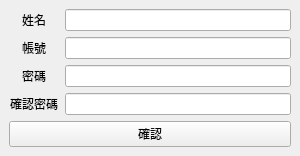
Old version of the form UI_template/create_account.ui in the repository HsuChih-Hsiang/NeuralNetworkUI-PyQt.
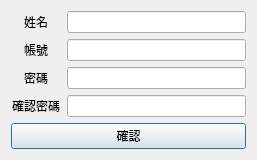
New version of the form.

Commit message: Register UI create

What changed in the file:
```diff
--- a/UI_template/create_account.ui
+++ b/UI_template/create_account.ui
@@ -1,27 +1,19 @@
 <?xml version="1.0" encoding="UTF-8"?>
 <ui version="4.0">
- <class>MainWindow</class>
- <widget class="QMainWindow" name="MainWindow">
+ <class>Dialog</class>
+ <widget class="QDialog" name="Dialog">
   <property name="geometry">
    <rect>
     <x>0</x>
     <y>0</y>
-    <width>300</width>
+    <width>257</width>
     <height>156</height>
    </rect>
   </property>
   <property name="windowTitle">
    <string>MainWindow</string>
   </property>
-  <widget class="QWidget" name="centralwidget">
    <layout class="QGridLayout" name="gridLayout">
-    <item row="1" column="0">
-     <widget class="QPushButton" name="Confirm_btn">
-      <property name="text">
-       <string>確認</string>
-      </property>
-     </widget>
-    </item>
     <item row="0" column="0">
      <layout class="QVBoxLayout" name="verticalLayout">
       <item>
@@ -157,8 +149,14 @@
       </item>
      </layout>
     </item>
-   </layout>
-  </widget>
+   <item row="1" column="0">
+    <widget class="QPushButton" name="confirm_btn">
+     <property name="text">
+      <string>確認</string>
+     </property>
+    </widget>
+   </item>
+  </layout>
  </widget>
  <resources/>
  <connections/>
```
Left out of the diff: 2 changed lines with no effect on the pictures. Lines whose indentation alone changed are shown as unchanged. The commit also changes 3 other files.
